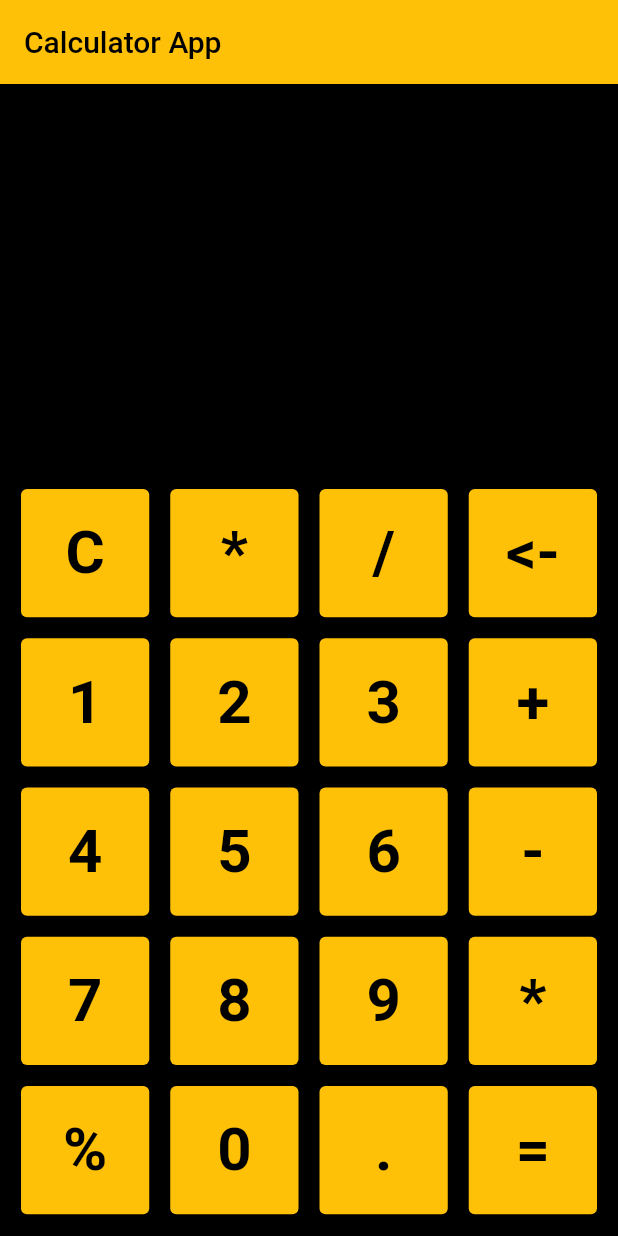
After one commit to Roshan09876/Flutter_Sem5, a Flutter app: the screen it shows after launch, on a phone screen of 412 x 824 dp. The commit adds this screen. Run offline on Flutter 3.47's test engine with Material 3 defaults, Android fonts, the phone set to English and light mode, and no system bars; our stand-ins replace fluttertoast, math_expressions; Roboto replaces fonts that are missing (Montserrat ExtraBoldItalic); project files that could hold a hidden picture were left out.

Commit message:
Calculator

```diff
--- a/lib/app/app.dart
+++ b/lib/app/app.dart
@@ -1,5 +1,6 @@
 import 'package:flutter/material.dart';
 import 'package:secondapp/app/routes/app_route.dart';
+import 'package:secondapp/theme/themedata.dart';
 
 
 class App extends StatelessWidget {
@@ -10,7 +11,8 @@ class App extends StatelessWidget {
     return MaterialApp(
       debugShowCheckedModeBanner: false,
       title: 'Flutter Course',
-      initialRoute: AppRoute.satckviewRoute,
+      theme: getApplicationTheme(),
+      initialRoute: AppRoute.calculatorRoute,
       routes: AppRoute.getApplicationRoute(),
     );
   }
--- a/lib/app/routes/app_route.dart
+++ b/lib/app/routes/app_route.dart
@@ -1,10 +1,13 @@
 import 'package:secondapp/view/airthemetic_view.dart';
+import 'package:secondapp/view/calculator/calculator.dart';
 import 'package:secondapp/view/container_view.dart';
+import 'package:secondapp/view/dashboard_bottom_nav.dart';
 import 'package:secondapp/view/dashboard_view.dart';
+import 'package:secondapp/view/date_time_view.dart';
 import 'package:secondapp/view/displaystudent.dart';
 import 'package:secondapp/view/expanded_flexible_view.dart';
-import 'package:secondapp/view/gridv_viewview.dart';
 import 'package:secondapp/view/rows_column.dart';
+import 'package:secondapp/view/splash_screen_view.dart';
 import 'package:secondapp/view/stack_view.dart';
 import 'package:secondapp/view/student_listview.dart';
 import 'package:secondapp/view/image_view.dart';
@@ -27,8 +30,11 @@ class AppRoute {
   static const String expandedflexibleRoute = '/expandedflexibleRoute';
   static const String rowscolumnRoute = '/rowscolumnRoute';
   static const String fluttertasterRoute = '/fluttertasterRoute';
-  static const String girdviewviewRoute = '/girdviewviewRoute';
   static const String satckviewRoute = '/satckviewRoute';
+  static const String dashboardbottomnavRoute = '/dashboardbottomnavRoute';
+  static const String spalashscreenRoute = '/spalashscreenRoute';
+  static const String datatimeRoute = '/datatimeRoute';
+  static const String calculatorRoute = '/calculatorRoute';
 
   static getApplicationRoute() {
     return {
@@ -43,8 +49,11 @@ class AppRoute {
       expandedflexibleRoute: (context) => const ExpanedFlexible(),
       rowscolumnRoute: (context) => const RowsColumn(),
       fluttertasterRoute: (context) => const FlutterToaster(),
-      girdviewviewRoute: (context) => const GridViewView(),
       satckviewRoute: (context) => const StackView(),
+      dashboardbottomnavRoute: (context) => const DashboardBottomNav(),
+      spalashscreenRoute: (context) => const SpalashScreenView(),
+      datatimeRoute: (context) => const DateTimeView(),
+      calculatorRoute: (context) => const Calculator(),
     };
   }
 }
--- /dev/null
+++ b/lib/theme/themedata.dart
@@ -0,0 +1,18 @@
+import 'package:flutter/material.dart';
+
+ThemeData getApplicationTheme() {
+  return ThemeData(
+      useMaterial3: false,
+      primarySwatch: Colors.amber,
+      scaffoldBackgroundColor: Colors.grey[300],
+      fontFamily: 'Montserrat ExtraBoldItalic',
+      // elevatedButtonTheme: ElevatedButtonThemeData(
+      //     style: ElevatedButton.styleFrom(
+      //         textStyle: const TextStyle(
+      //             fontWeight: FontWeight.bold,
+      //             fontFamily: 'OpenSans CondensedBold'),
+      //         backgroundColor: Colors.blue,
+      //         shape: RoundedRectangleBorder(
+      //             borderRadius: BorderRadius.circular(20))))
+      );
+}
--- /dev/null
+++ b/lib/view/calculator/button.dart
@@ -0,0 +1,35 @@
+import 'package:flutter/material.dart';
+
+class Button extends StatelessWidget {
+  final String buttonText;
+  final Function buttonTapped;
+
+  const Button({
+    super.key,
+    required this.buttonText,
+    required this.buttonTapped,
+  });
+
+  @override
+  Widget build(BuildContext context) {
+    return InkWell(
+      onTap: () {
+        buttonTapped();
+      },
+      borderRadius: BorderRadius.circular(40.0),
+      child: Card(
+        color: Colors.amber,
+        child: Center(
+          child: Text(
+            buttonText,
+            style: const TextStyle(
+              fontSize: 40,
+              fontWeight: FontWeight.bold,
+              color: Colors.black,
+            ),
+          ),
+        ),
+      ),
+    );
+  }
+}
--- /dev/null
+++ b/lib/view/calculator/calculator.dart
@@ -0,0 +1,177 @@
+import 'package:flutter/material.dart';
+import 'package:math_expressions/math_expressions.dart';
+import 'package:secondapp/view/calculator/button.dart';
+
+class Calculator extends StatefulWidget {
+  const Calculator({super.key});
+
+  @override
+  State<Calculator> createState() => _CalculatorState();
+}
+
+class _CalculatorState extends State<Calculator> {
+  var userQuestion = '';
+  var result = '';
+
+  final List<String> buttons = [
+    'C',
+    '*',
+    '/',
+    '<-',
+    '1',
+    '2',
+    '3',
+    '+',
+    '4',
+    '5',
+    '6',
+    '-',
+    '7',
+    '8',
+    '9',
+    '*',
+    '%',
+    '0',
+    '.',
+    '=',
+  ];
+
+  @override
+  Widget build(BuildContext context) {
+    return Scaffold(
+      backgroundColor: Colors.black,
+      appBar: AppBar(
+        title: const Text('Calculator App'),
+        automaticallyImplyLeading: false,
+      ),
+      body: Column(
+        children: [
+          Expanded(
+            child: Padding(
+              padding: const EdgeInsets.all(10.0),
+              child: Container(
+                width: double.infinity,
+                child: Column(
+                  mainAxisAlignment: MainAxisAlignment.spaceEvenly,
+                  children: [
+                    Container(
+                      alignment: Alignment.centerRight,
+                      margin: const EdgeInsets.only(right: 20),
+                      child: Text(
+                        userQuestion,
+                        style: const TextStyle(
+                          fontSize: 30,
+                          fontWeight: FontWeight.bold,
+                          color: Colors.white,
+                        ),
+                      ),
+                    ),
+                    Container(
+                      alignment: Alignment.centerRight,
+                      margin: const EdgeInsets.only(right: 20),
+                      child: Text(
+                        result,
+                        style: const TextStyle(
+                          fontSize: 40,
+                          fontWeight: FontWeight.bold,
+                          color: Colors.white,
+                        ),
+                      ),
+                    ),
+                  ],
+                ),
+              ),
+            ),
+          ),
+          Expanded(
+            flex: 2,
+            child: GridView.builder(
+              padding: const EdgeInsets.all(10),
+              gridDelegate: const SliverGridDelegateWithFixedCrossAxisCount(
+                crossAxisCount: 4,
+                crossAxisSpacing: 6,
+                mainAxisSpacing: 6,
+              ),
+              itemCount: buttons.length,
+              itemBuilder: (BuildContext context, int index) {
+                // clear button
+                if (index == 0) {
+                  return Button(
+                    buttonText: buttons[index],
+                    buttonTapped: () {
+                      setState(() {
+                        userQuestion = '';
+                        result = '';
+                      });
+                    },
+                  );
+                }
+                // delete button
+                else if (index == 3) {
+                  return Button(
+                    buttonText: buttons[index],
+                    buttonTapped: () {
+                      setState(() {
+                        userQuestion =
+                            userQuestion.substring(0, userQuestion.length - 1);
+                      });
+                    },
+                  );
+                }
+                // equal button
+                else if (index == buttons.length - 1) {
+                  return Button(
+                    buttonText: buttons[index],
+                    buttonTapped: () {
+                      setState(() {
+                        result = calculate();
+                      });
+                    },
+                  );
+                }
+                // number or decimal point button
+                else if (index >= 4 && index <= 18) {
+                  return Button(
+                    buttonText: buttons[index],
+                    buttonTapped: () {
+                      setState(() {
+                        // If the result is not empty, clear both userQuestion and result
+                        if (result.isNotEmpty) {
+                          userQuestion = '';
+                          result = '';
+                        }
+                        userQuestion += buttons[index];
+                      });
+                    },
+                  );
+                }
+                // rest of the buttons
+                return Button(
+                  buttonText: buttons[index],
+                  buttonTapped: () {
+                    setState(() {
+                      userQuestion += buttons[index];
+                    });
+                  },
+                );
+              },
+            ),
+          ),
+        ],
+      ),
+    );
+  }
+
+  String calculate() {
+    try {
+      var exp = Parser().parse(userQuestion);
+      var evaluation = exp.evaluate(EvaluationType.REAL, ContextModel());
+      if (evaluation % 1 == 0) {
+        return evaluation.toInt().toString();
+      }
+      return evaluation.toString();
+    } catch (e) {
+      return "Error";
+    }
+  }
+}
--- a/lib/view/random_view.dart
+++ b/lib/view/random_view.dart
@@ -36,7 +36,9 @@ class _RandomNumberGeneratorState extends State<RandomNumberGenerator> {
         padding: EdgeInsets.all(10),
         child: Column(
           children: [
-            Row(
+            SingleChildScrollView(
+              scrollDirection: Axis.horizontal,
+              child: Row(
                 mainAxisAlignment: MainAxisAlignment.spaceBetween,
                 children: [
                   ElevatedButton(
@@ -85,6 +87,7 @@ class _RandomNumberGeneratorState extends State<RandomNumberGenerator> {
                   ),
                 ],
               ),
+            ),
             SizedBox(height: 80),
             Text(
               'Result : $randomNumber1 + $randomNumber2 = $result',
```
Also changed, not shown: lib/view/bottomview/cart_view.dart (+1 -7 lines), lib/view/bottomview/example_view.dart (+1 -7 lines), lib/view/bottomview/home_view.dart (+1 -7 lines), lib/view/bottomview/profile_view.dart (+1 -7 lines), lib/view/dashboard_bottom_nav.dart (added, +98 -0 lines), lib/view/date_time_view.dart (added, +44 -0 lines), lib/view/gridv_viewview.dart (deleted, +0 -63 lines), lib/view/splash_screen_view.dart (added, +37 -0 lines), pubspec.yaml (+9 -11 lines), assets/fonts/Montserrat-ExtraBoldItalic.ttf (added), assets/fonts/OpenSans_Condensed-Bold.ttf (added), pubspec.lock. Lines whose indentation alone changed are shown as unchanged.
